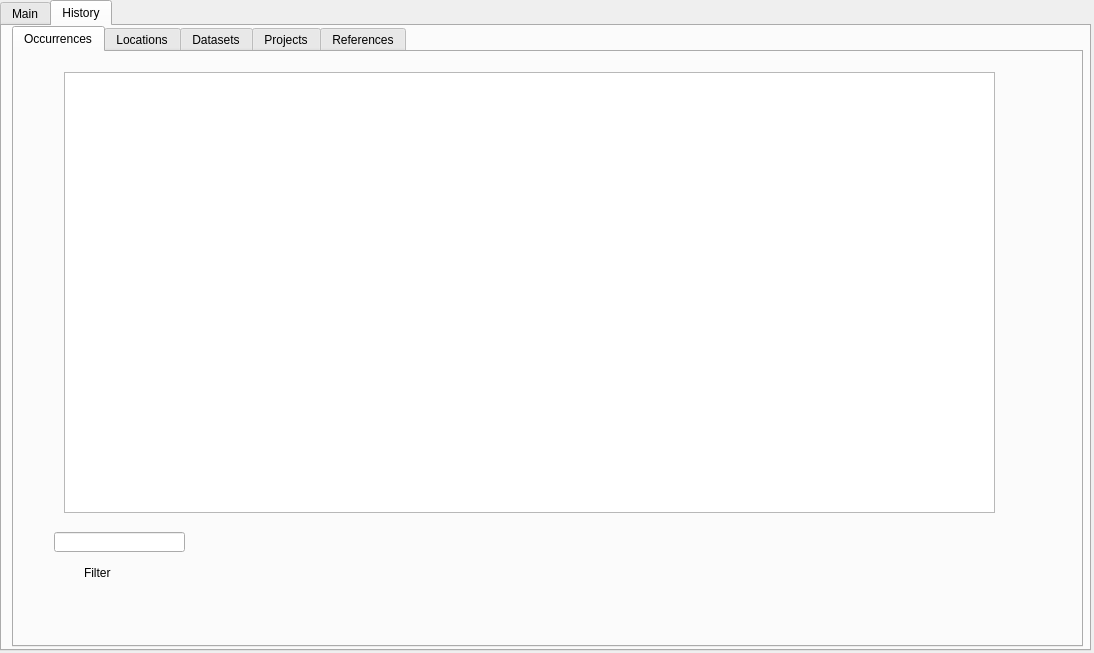
Qt form nofa_insert_dialog_base.ui (NINAnor/NOFAInsert) before a commit.
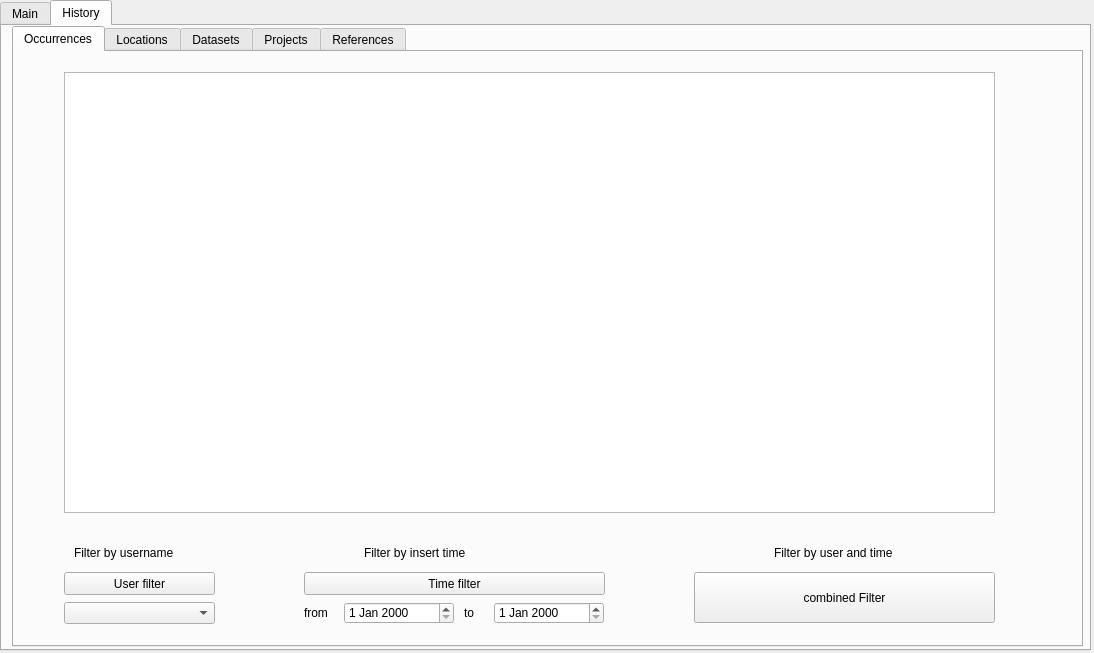
The same form after that commit. The open tabs and pages were chosen to show the change.

Commit message: occurrence log filters

Diff of the .ui file:
```diff
--- a/nofa_insert_dialog_base.ui
+++ b/nofa_insert_dialog_base.ui
@@ -1086,27 +1086,17 @@
       <attribute name="title">
        <string>Occurrences</string>
       </attribute>
-      <widget class="QLineEdit" name="lineEdit">
-       <property name="geometry">
-        <rect>
-         <x>40</x>
-         <y>480</y>
-         <width>131</width>
-         <height>20</height>
-        </rect>
-       </property>
-      </widget>
       <widget class="QLabel" name="label">
        <property name="geometry">
         <rect>
-         <x>70</x>
-         <y>510</y>
-         <width>61</width>
+         <x>60</x>
+         <y>490</y>
+         <width>141</width>
          <height>21</height>
         </rect>
        </property>
        <property name="text">
-        <string>Filter</string>
+        <string>Filter by username</string>
        </property>
       </widget>
       <widget class="QTableWidget" name="tableWidget_occurrences">
@@ -1119,6 +1109,127 @@
         </rect>
        </property>
       </widget>
+      <widget class="QPushButton" name="username_filter_button">
+       <property name="geometry">
+        <rect>
+         <x>50</x>
+         <y>520</y>
+         <width>151</width>
+         <height>23</height>
+        </rect>
+       </property>
+       <property name="text">
+        <string>User filter</string>
+       </property>
+      </widget>
+      <widget class="QComboBox" name="usernames">
+       <property name="geometry">
+        <rect>
+         <x>50</x>
+         <y>550</y>
+         <width>151</width>
+         <height>22</height>
+        </rect>
+       </property>
+      </widget>
+      <widget class="QLabel" name="label_2">
+       <property name="geometry">
+        <rect>
+         <x>350</x>
+         <y>490</y>
+         <width>151</width>
+         <height>21</height>
+        </rect>
+       </property>
+       <property name="text">
+        <string>Filter by insert time</string>
+       </property>
+      </widget>
+      <widget class="QPushButton" name="time_filter_button">
+       <property name="geometry">
+        <rect>
+         <x>290</x>
+         <y>520</y>
+         <width>301</width>
+         <height>23</height>
+        </rect>
+       </property>
+       <property name="text">
+        <string>Time filter</string>
+       </property>
+      </widget>
+      <widget class="QDateEdit" name="date_from">
+       <property name="geometry">
+        <rect>
+         <x>330</x>
+         <y>550</y>
+         <width>110</width>
+         <height>22</height>
+        </rect>
+       </property>
+      </widget>
+      <widget class="QDateEdit" name="date_to">
+       <property name="geometry">
+        <rect>
+         <x>480</x>
+         <y>550</y>
+         <width>110</width>
+         <height>22</height>
+        </rect>
+       </property>
+      </widget>
+      <widget class="QLabel" name="label_5">
+       <property name="geometry">
+        <rect>
+         <x>290</x>
+         <y>550</y>
+         <width>41</width>
+         <height>21</height>
+        </rect>
+       </property>
+       <property name="text">
+        <string>from</string>
+       </property>
+      </widget>
+      <widget class="QLabel" name="label_6">
+       <property name="geometry">
+        <rect>
+         <x>450</x>
+         <y>550</y>
+         <width>21</width>
+         <height>21</height>
+        </rect>
+       </property>
+       <property name="text">
+        <string>to</string>
+       </property>
+      </widget>
+      <widget class="QLabel" name="label_7">
+       <property name="geometry">
+        <rect>
+         <x>760</x>
+         <y>490</y>
+         <width>171</width>
+         <height>21</height>
+        </rect>
+       </property>
+       <property name="text">
+        <string>Filter by user and time</string>
+       </property>
+      </widget>
+      <widget class="QPushButton" name="combined_filter_button">
+       <property name="geometry">
+        <rect>
+         <x>680</x>
+         <y>520</y>
+         <width>301</width>
+         <height>51</height>
+        </rect>
+       </property>
+       <property name="text">
+        <string>combined Filter</string>
+       </property>
+      </widget>
      </widget>
      <widget class="QWidget" name="locations_tab">
       <attribute name="title">
```
The commit also changes 1 other file.
